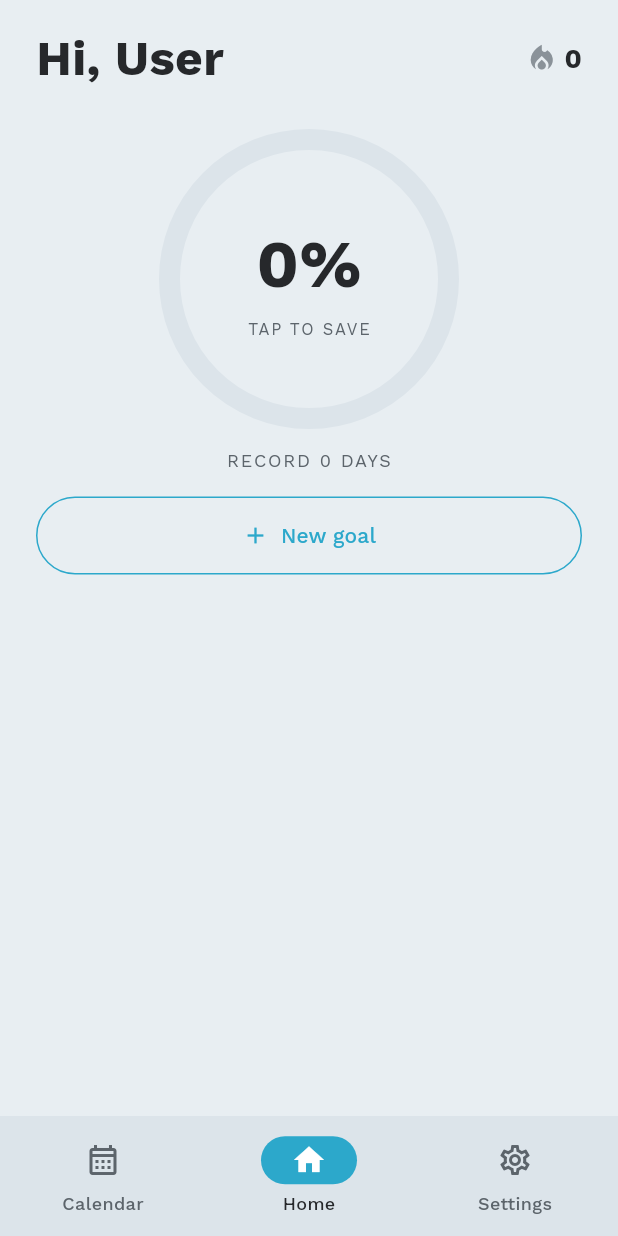
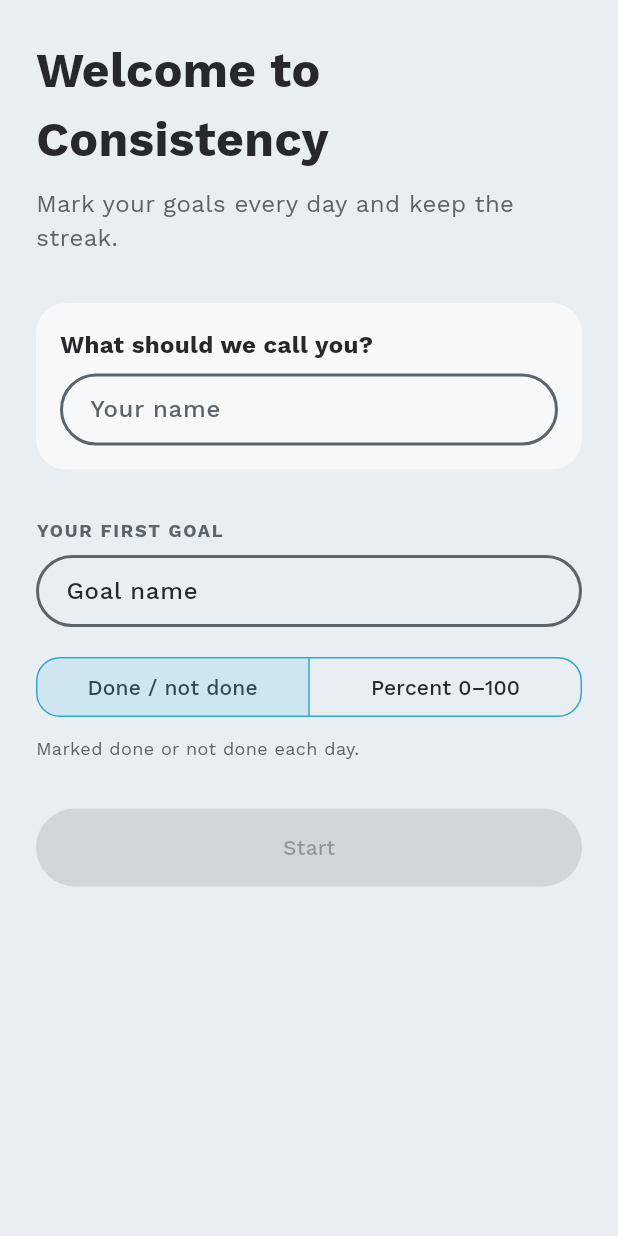
Before and after one commit to AlvaroRumpel/consistency, a Flutter app: the screen it shows after launch, on a phone screen of 412 x 824 dp. Run offline on Flutter 3.47's test engine with Material 3 defaults, Android fonts, the phone set to English and light mode, and no system bars; our stand-ins replace file_picker, flutter_local_notifications, flutter_timezone, share_plus, shared_preferences, timezone and 1 more.

Commit message:
feat: first-run onboarding collects the nickname and first goal
Splash now sends a fresh install with no goals to a new OnboardingPage
that collects a nickname and the first goal before landing on Home. An
install that already has goals (e.g. after the v1 migration) flips
onboardingDone on the spot so it never sees onboarding.

test/helpers.dart's buildApp() defaults onboardingDone to true so the
existing suite keeps landing on Home; onboarding-specific tests opt
into a fresh install explicitly.

```diff
--- a/lib/main.dart
+++ b/lib/main.dart
@@ -11,6 +11,7 @@ import 'data/legacy_migration.dart';
 import 'data/settings_repository.dart';
 import 'notifications/reminder_scheduler.dart';
 import 'notifications/reminder_service.dart';
+import 'pages/onboarding_page.dart';
 import 'pages/skeleton_page.dart';
 import 'pages/splash_page.dart';
 import 'state/app_store.dart';
@@ -96,6 +97,7 @@ class _ConsistencyAppState extends State<ConsistencyApp> {
           initialRoute: '/',
           routes: {
             '/': (context) => const SplashPage(),
+            '/onboarding': (context) => const OnboardingPage(),
             '/manager': (context) => const SkelentonPage(),
           },
         ),
--- /dev/null
+++ b/lib/pages/onboarding_page.dart
@@ -0,0 +1,157 @@
+import 'package:flutter/material.dart';
+import 'package:provider/provider.dart';
+
+import '../configs/text_styles.dart';
+import '../models/goal.dart';
+import '../state/app_store.dart';
+import '../state/settings_store.dart';
+
+/// First-run screen: collects a nickname and the first goal, then hands off
+/// to Home. Skipped entirely for installs that already have goals (see
+/// SplashPage, which also covers the v1-migration case).
+class OnboardingPage extends StatefulWidget {
+  const OnboardingPage({super.key});
+
+  @override
+  State<OnboardingPage> createState() => _OnboardingPageState();
+}
+
+class _OnboardingPageState extends State<OnboardingPage> {
+  final _nicknameController = TextEditingController();
+  final _goalController = TextEditingController();
+  GoalType _type = GoalType.check;
+
+  @override
+  void dispose() {
+    _nicknameController.dispose();
+    _goalController.dispose();
+    super.dispose();
+  }
+
+  Future<void> _start() async {
+    final goalName = _goalController.text.trim();
+    if (goalName.isEmpty) return;
+    final settings = context.read<SettingsStore>();
+    final store = context.read<AppStore>();
+    final nickname = _nicknameController.text.trim();
+    if (nickname.isNotEmpty) await settings.setNickname(nickname);
+    await store.addGoal(goalName, _type);
+    await settings.setOnboardingDone(true);
+    if (mounted) Navigator.pushReplacementNamed(context, '/manager');
+  }
+
+  String get _caption => _type == GoalType.check
+      ? 'Marked done or not done each day.'
+      : 'Track progress from 0 to 100 percent.';
+
+  Widget _heading(BuildContext context, String text) {
+    final scheme = Theme.of(context).colorScheme;
+    return Text(
+      text,
+      style: context.textStyles.boldText.copyWith(
+        fontSize: 12,
+        letterSpacing: 1.2,
+        color: scheme.onSurfaceVariant,
+      ),
+    );
+  }
+
+  @override
+  Widget build(BuildContext context) {
+    final scheme = Theme.of(context).colorScheme;
+    return Scaffold(
+      body: SafeArea(
+        child: SingleChildScrollView(
+          padding: const EdgeInsets.all(24),
+          child: Column(
+            crossAxisAlignment: CrossAxisAlignment.stretch,
+            children: [
+              Text('Welcome to Consistency',
+                  style: context.textStyles.titleText),
+              const SizedBox(height: 8),
+              Text(
+                'Mark your goals every day and keep the streak.',
+                style: context.textStyles.thinText
+                    .copyWith(color: scheme.onSurfaceVariant),
+              ),
+              const SizedBox(height: 32),
+              Container(
+                padding: const EdgeInsets.all(16),
+                decoration: BoxDecoration(
+                  color: scheme.surfaceContainer,
+                  borderRadius: BorderRadius.circular(20),
+                ),
+                child: Column(
+                  crossAxisAlignment: CrossAxisAlignment.stretch,
+                  children: [
+                    Text('What should we call you?',
+                        style: context.textStyles.boldText),
+                    const SizedBox(height: 8),
+                    TextField(
+                      key: const ValueKey('onboarding-nickname'),
+                      controller: _nicknameController,
+                      maxLength: 50,
+                      style: context.textStyles.normalText,
+                      decoration: const InputDecoration(
+                        hintText: 'Your name',
+                        counterText: '',
+                      ),
+                    ),
+                  ],
+                ),
+              ),
+              const SizedBox(height: 32),
+              _heading(context, 'YOUR FIRST GOAL'),
+              const SizedBox(height: 8),
+              TextField(
+                key: const ValueKey('onboarding-goal-name'),
+                controller: _goalController,
+                maxLength: 50,
+                style: context.textStyles.normalText,
+                decoration: const InputDecoration(
+                  labelText: 'Goal name',
+                  hintText: 'e.g. Run 5 km',
+                  counterText: '',
+                ),
+                onChanged: (_) => setState(() {}),
+              ),
+              const SizedBox(height: 16),
+              SegmentedButton<GoalType>(
+                segments: const [
+                  ButtonSegment(
+                    value: GoalType.check,
+                    label: Text('Done / not done'),
+                  ),
+                  ButtonSegment(
+                    value: GoalType.percent,
+                    label: Text('Percent 0–100'),
+                  ),
+                ],
+                selected: {_type},
+                showSelectedIcon: false,
+                onSelectionChanged: (s) => setState(() => _type = s.first),
+              ),
+              const SizedBox(height: 8),
+              Text(
+                _caption,
+                style: context.textStyles.thinText.copyWith(
+                  fontSize: 12,
+                  color: scheme.onSurfaceVariant,
+                ),
+              ),
+              const SizedBox(height: 32),
+              FilledButton(
+                onPressed: _goalController.text.trim().isEmpty ? null : _start,
+                style: FilledButton.styleFrom(
+                  padding: const EdgeInsets.symmetric(vertical: 16),
+                  shape: const StadiumBorder(),
+                ),
+                child: const Text('Start'),
+              ),
+            ],
+          ),
+        ),
+      ),
+    );
+  }
+}
```
Also changed, not shown: lib/pages/splash_page.dart (+13 -1 lines), 2 other files.
